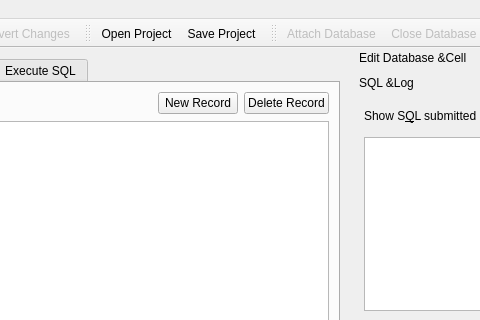
The window that src/MainWindow.ui (sqlitebrowser/sqlitebrowser) describes before a commit, drawn with Qt 5; both pictures show x 333 to 813 and y 0 to 320 of the 1037 by 630 pixel window.
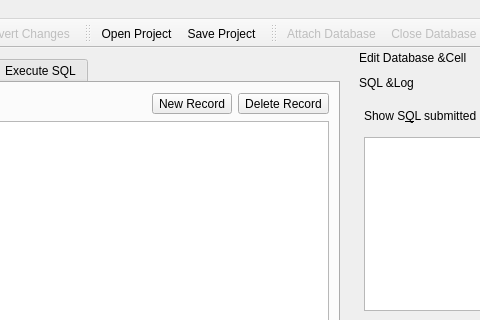
The same window after the commit. The open tabs and pages were chosen to show the change. Icons and pictures are not drawn. Custom widgets are drawn as their Qt base class.

Commit message: Issue #530: constraints on table prevents new record being added (#1477)

Diff of the .ui file:
```diff
--- a/src/MainWindow.ui
+++ b/src/MainWindow.ui
@@ -197,7 +197,7 @@
            </spacer>
           </item>
           <item>
-           <widget class="QPushButton" name="buttonNewRecord">
+           <widget class="QToolButton" name="buttonNewRecord">
             <property name="toolTip">
              <string>Insert a new record in the current table</string>
             </property>
@@ -210,7 +210,7 @@
            </widget>
           </item>
           <item>
-           <widget class="QPushButton" name="buttonDeleteRecord">
+           <widget class="QToolButton" name="buttonDeleteRecord">
             <property name="toolTip">
              <string>Delete the current record</string>
             </property>
```
Left out of the diff: 52 changed lines with no effect on the pictures. The commit also changes 9 other files.
